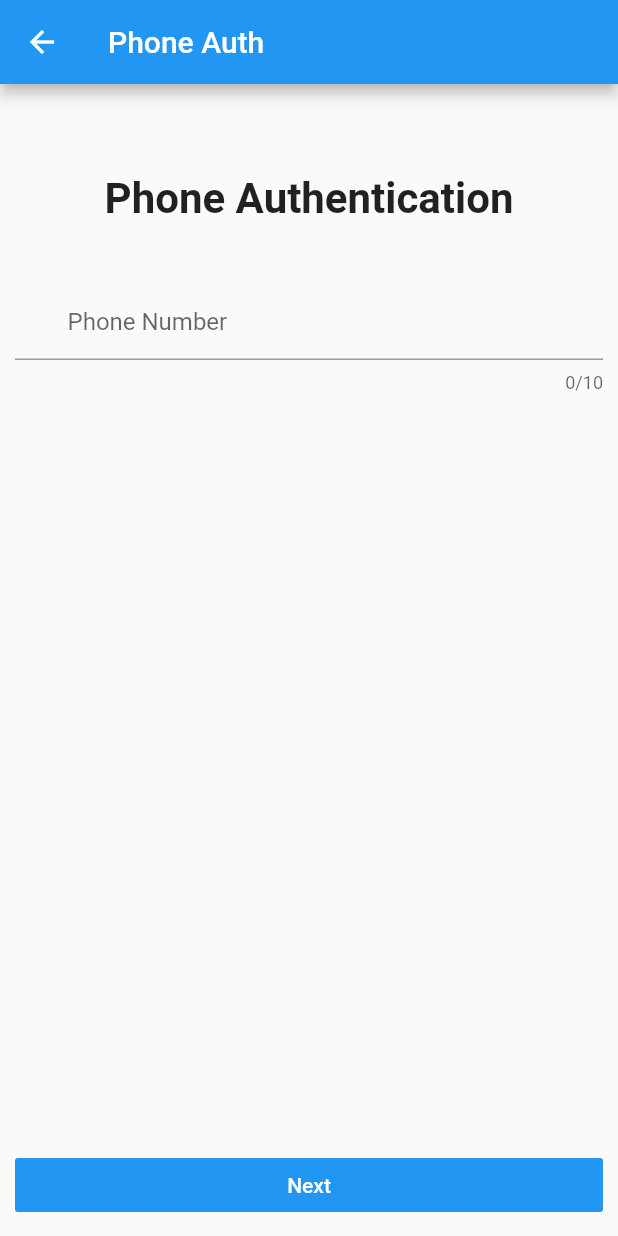
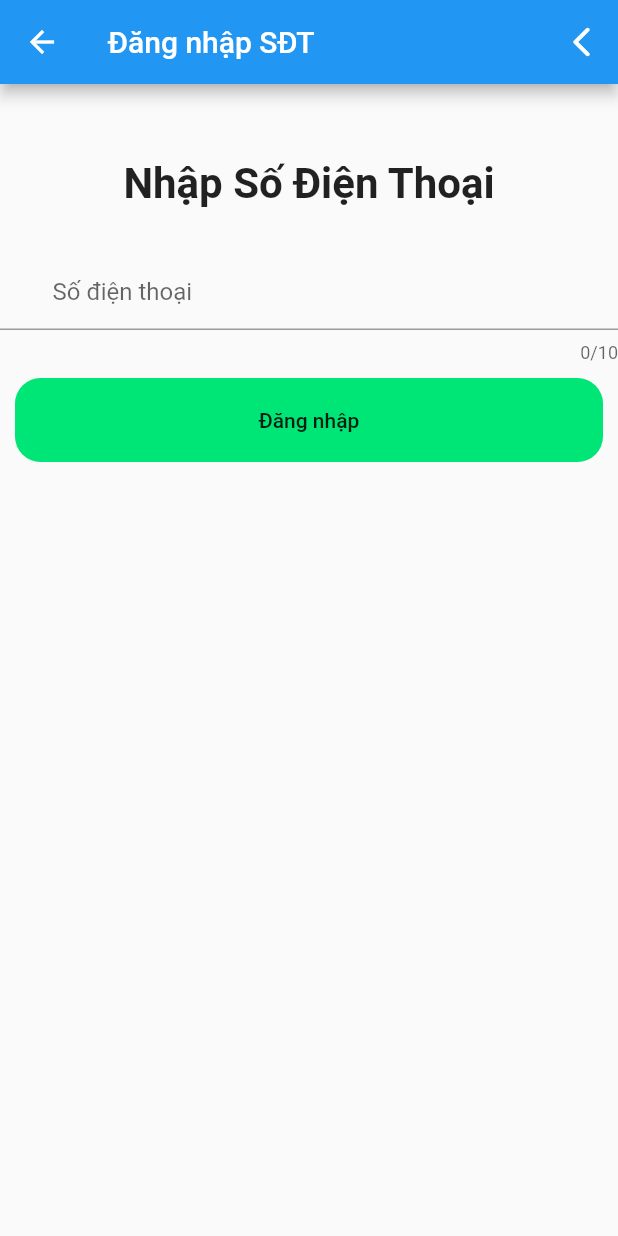
Before and after one commit to reallybeans/SWD_1413_Mobile, a Flutter app: the LoginByPhone screen opened directly, on a phone screen of 412 x 824 dp. Run offline on Flutter 3.47's test engine with Material 2 defaults, Android fonts, the phone set to English and light mode, and no system bars; our stand-ins replace firebase_auth, firebase_core, flutter_svg, font_awesome_flutter, get, google_sign_in and 1 more; accounts and stored records are empty; network calls fail.

Commit message:
Update src code and launch icon

```diff
--- a/lib/screens/login/views/login_screen.dart
+++ b/lib/screens/login/views/login_screen.dart
@@ -3,7 +3,7 @@ import 'package:flutter/material.dart';
 import 'package:font_awesome_flutter/font_awesome_flutter.dart';
 import 'package:get/get.dart';
 import 'package:timxe/screens/login/controller/login_controller.dart';
-import 'package:timxe/screens/login/widgets/phone_login_button.dart';
+
 
 class LoginScreen extends GetView<LoginController> {
   @override
@@ -21,7 +21,7 @@ class LoginScreen extends GetView<LoginController> {
                 alignment: Alignment.bottomCenter,
                 child: Column(
                   children: [
-                    PhoneButton(),
+                    // PhoneButton(),
                     Row(
                       children: [
                         Expanded(
--- a/lib/screens/login/widgets/phone_auth/sign_in_phonenum.dart
+++ b/lib/screens/login/widgets/phone_auth/sign_in_phonenum.dart
@@ -1,4 +1,5 @@
 import 'package:flutter/material.dart';
+import 'package:timxe/common/rounded_button.dart';
 import 'package:timxe/screens/login/widgets/phone_auth/otp_screen.dart';
 
 class LoginByPhone extends StatefulWidget {
@@ -11,27 +12,40 @@ class _LoginByPhoneState extends State<LoginByPhone> {
   @override
   Widget build(BuildContext context) {
     return Scaffold(
+      // drawer: BackButtonIcon(),
+      // backgroundColor: Colors.greenAccent[400],
       appBar: AppBar(
-        title: Text('Phone Auth'),
+        actions: [
+          Container(
+            child: IconButton(
+              onPressed: () {},
+              icon: Icon(Icons.arrow_back_ios_rounded),
+            ),
+          )
+        ],
+        title: Text('Đăng nhập SĐT'),
       ),
       body: Column(
-        mainAxisAlignment: MainAxisAlignment.spaceBetween,
         children: [
-          Column(children: [
+          Column(
+            children: [
               Container(
-              margin: EdgeInsets.only(top: 60),
+                margin: EdgeInsets.only(top: 50),
                 child: Center(
                   child: Text(
-                  'Phone Authentication',
-                  style: TextStyle(fontWeight: FontWeight.bold, fontSize: 28),
+                    "Nhập Số Điện Thoại",
+                    style: TextStyle(
+                      fontWeight: FontWeight.bold,
+                      fontSize: 28,
+                    ),
                   ),
                 ),
               ),
               Container(
-              margin: EdgeInsets.only(top: 40, right: 10, left: 10),
+                margin: EdgeInsets.only(top: 30),
                 child: TextField(
                   decoration: InputDecoration(
-                  hintText: 'Phone Number',
+                    hintText: 'Số điện thoại',
                     prefix: Padding(
                       padding: EdgeInsets.all(4),
                       child: Text('+84'),
@@ -42,19 +56,28 @@ class _LoginByPhoneState extends State<LoginByPhone> {
                   controller: _controller,
                 ),
               )
-          ]),
+            ],
+          ),
           Container(
             margin: EdgeInsets.all(10),
             width: double.infinity,
+            // child: RoundedButton(
+            //   press: () {
+            //     Navigator.of(context).push(MaterialPageRoute(
+            //         builder: (context) => OTPScreen(_controller.text)));
+            //   },
+            //   text: 'Đăng nhập',
+            // ),
+            child: ClipRRect(
+              borderRadius: BorderRadius.circular(17),
               child: FlatButton(
-              color: Colors.blue,
+                padding: EdgeInsets.symmetric(vertical: 20, horizontal: 40),
+                color: Colors.greenAccent[400],
                 onPressed: () {
                   Navigator.of(context).push(MaterialPageRoute(
                       builder: (context) => OTPScreen(_controller.text)));
                 },
-              child: Text(
-                'Next',
-                style: TextStyle(color: Colors.white),
+                child: Text('Đăng nhập'),
               ),
             ),
           )
```
Also changed, not shown: lib/screens/login/widgets/phone_auth/otp_screen.dart (+10 -69 lines), lib/screens/login/widgets/phone_login_button.dart (deleted, +0 -25 lines), lib/screens/welcome/widgets/body.dart (deleted, +0 -41 lines), pubspec.yaml (+6 -3 lines), assets/images/logo.png (added), pubspec.lock, 21 other files. Lines whose indentation alone changed are shown as unchanged.
